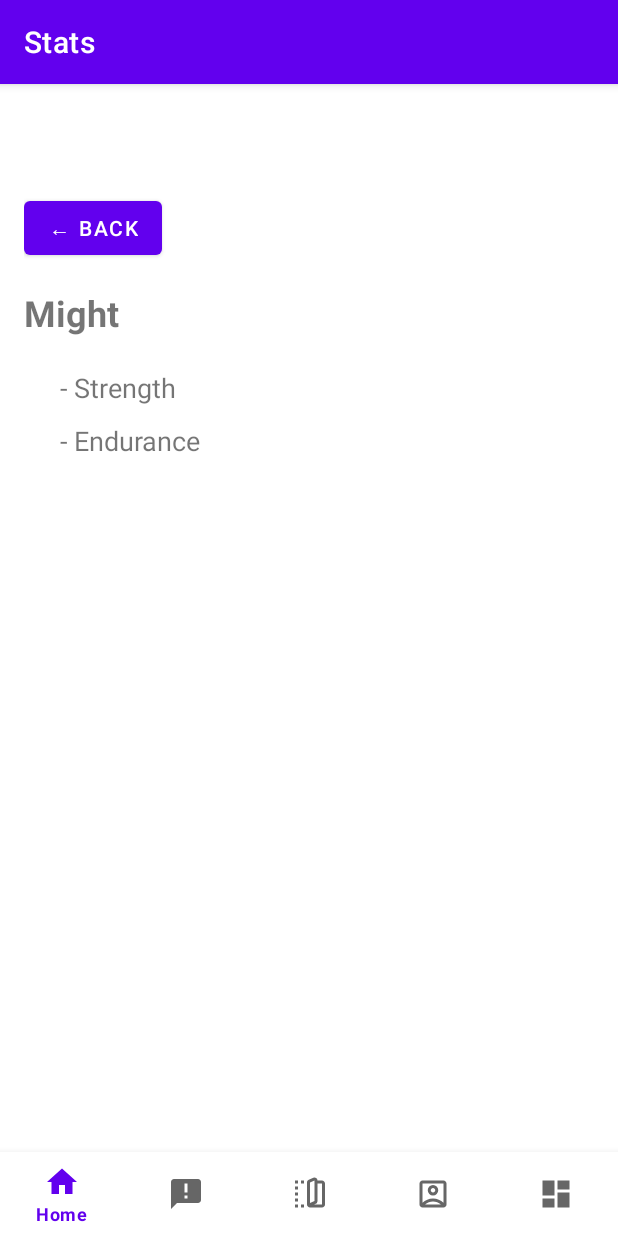
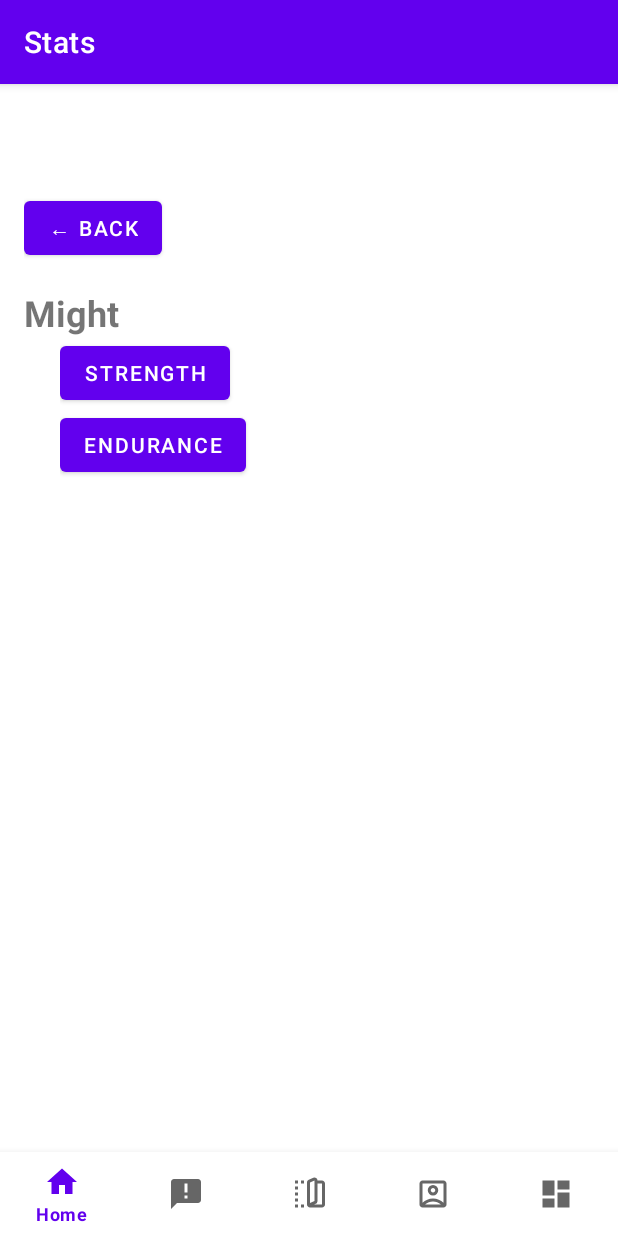
Before and after one commit to ErikHaletski/Challenge3-App, an Android app: the StatspageFragment screen opened through its navigation route, after a tap on "MIGHT", on a phone screen of 412 x 824 dp. Run offline under Robolectric (Android 15) with nearby library versions, the phone set to English and light mode, and no system bars; our stand-ins replace navigation-ui.

Commit message:
updated statspage logic

```diff
--- a/app/src/main/java/de/challenge3/questapp/ui/stats/StatspageFragment.kt
+++ b/app/src/main/java/de/challenge3/questapp/ui/stats/StatspageFragment.kt
@@ -11,61 +11,98 @@ import android.widget.TextView
 import androidx.fragment.app.Fragment
 import de.challenge3.questapp.R
 
-
 class StatspageFragment : Fragment() {
 
     private lateinit var statsGrid: GridLayout
     private lateinit var detailView: LinearLayout
     private lateinit var textMainStat: TextView
-    private lateinit var substatsContainer: LinearLayout
 
-    override fun onCreateView(inflater: LayoutInflater,
-                              container: ViewGroup?,
-                              savedInstanceState: Bundle?
+    private lateinit var mightSubstats: LinearLayout
+    private lateinit var mindSubstats: LinearLayout
+    private lateinit var heartSubstats: LinearLayout
+    private lateinit var spiritSubstats: LinearLayout
+
+    override fun onCreateView(
+        inflater: LayoutInflater,
+        container: ViewGroup?,
+        savedInstanceState: Bundle?
     ): View? {
         val view = inflater.inflate(R.layout.fragment_statspage, container, false)
 
         statsGrid = view.findViewById(R.id.statsGrid)
         detailView = view.findViewById(R.id.detailView)
         textMainStat = view.findViewById(R.id.textMainStat)
-        substatsContainer = view.findViewById(R.id.substatsContainer)
 
+        mightSubstats = view.findViewById(R.id.mightSubstats)
+        mindSubstats = view.findViewById(R.id.mindSubstats)
+        heartSubstats = view.findViewById(R.id.heartSubstats)
+        spiritSubstats = view.findViewById(R.id.spiritSubstats)
+
+        // Main stat buttons
+        view.findViewById<Button>(R.id.buttonMight).setOnClickListener {
+            showSubstats("Might")
+        }
+        view.findViewById<Button>(R.id.buttonMind).setOnClickListener {
+            showSubstats("Mind")
+        }
+        view.findViewById<Button>(R.id.buttonHeart).setOnClickListener {
+            showSubstats("Heart")
+        }
+        view.findViewById<Button>(R.id.buttonSpirit).setOnClickListener {
+            showSubstats("Spirit")
+        }
+
+        // Back button
         view.findViewById<Button>(R.id.buttonBack).setOnClickListener {
             showMainStats()
         }
 
-        view.findViewById<Button>(R.id.buttonMight).setOnClickListener {
-            showSubstats("Might", listOf("Strength", "Endurance"))
+        // Substat buttons (optional: replace with your own logic)
+        view.findViewById<Button>(R.id.buttonStrength).setOnClickListener {
+            showSubstats("Strength")
         }
-
-        view.findViewById<Button>(R.id.buttonMind).setOnClickListener {
-            showSubstats("Mind", listOf("Intelligence", "Wisdom"))
+        view.findViewById<Button>(R.id.buttonEndurance).setOnClickListener {
+            showSubstats("Endurance")
         }
-
-        view.findViewById<Button>(R.id.buttonHeart).setOnClickListener {
-            showSubstats("Heart", listOf("Compassion", "Charisma"))
+        view.findViewById<Button>(R.id.buttonIntelligence).setOnClickListener {
+            showSubstats("Intelligence")
         }
-
-        view.findViewById<Button>(R.id.buttonSpirit).setOnClickListener {
-            showSubstats("Spirit", listOf("Willpower", "Resilience"))
+        view.findViewById<Button>(R.id.buttonWisdom).setOnClickListener {
+            showSubstats("Wisdom")
+        }
+        view.findViewById<Button>(R.id.buttonCompassion).setOnClickListener {
+            showSubstats("Compassion")
+        }
+        view.findViewById<Button>(R.id.buttonCharisma).setOnClickListener {
+            showSubstats("Charisma")
+        }
+        view.findViewById<Button>(R.id.buttonWillpower).setOnClickListener {
+            showSubstats("Willpower")
+        }
+        view.findViewById<Button>(R.id.buttonResilience).setOnClickListener {
+            showSubstats("Resilience")
         }
 
         return view
     }
 
-    private fun showSubstats(statName: String, substats: List<String>) {
+    private fun showSubstats(statName: String) {
         statsGrid.visibility = View.GONE
         detailView.visibility = View.VISIBLE
+        textMainStat.text = statName
 
-        textMainStat.text = statName
-        substatsContainer.removeAllViews()
+        // Hide all substat groups
+        mightSubstats.visibility = View.GONE
+        mindSubstats.visibility = View.GONE
+        heartSubstats.visibility = View.GONE
+        spiritSubstats.visibility = View.GONE
 
-        for (sub in substats) {
-            val subText = TextView(requireContext())
-            subText.text = "- $sub"
-            subText.textSize = 18f
-            subText.setPadding(0, 8, 0, 8)
-            substatsContainer.addView(subText)
+        // Show only the relevant one
+        when (statName) {
+            "Might" -> mightSubstats.visibility = View.VISIBLE
+            "Mind" -> mindSubstats.visibility = View.VISIBLE
+            "Heart" -> heartSubstats.visibility = View.VISIBLE
+            "Spirit" -> spiritSubstats.visibility = View.VISIBLE
         }
     }
 
@@ -74,62 +111,3 @@ class StatspageFragment : Fragment() {
         statsGrid.visibility = View.VISIBLE
     }
 }
-
-/*
-class StatspageFragment : Fragment() {
-
-    private var _binding: FragmentStatspageBinding? = null
-
-    // This property is only valid between onCreateView and
-    // onDestroyView.
-    private val binding get() = _binding!!
-
-    override fun onCreateView(
-        inflater: LayoutInflater,
-        container: ViewGroup?,
-        savedInstanceState: Bundle?
-    ): View {
-        val homeViewModel =
-            ViewModelProvider(this).get(StatspageViewModel::class.java)
-
-        _binding = FragmentStatspageBinding.inflate(inflater, container, false)
-        val root: View = binding.root
-
-        val mightStat = binding.mightStat
-        val mightSubstats = binding.mightSubstats
-        val mindStat = binding.mindStat
-        val mindSubstats = binding.mindSubstats
-
-        mightStat.setOnClickListener {
-            toggleVisibility(mightSubstats)
-        }
-
-        mindStat.setOnClickListener {
-            toggleVisibility(mindSubstats)
-        }
-
-
-
-        /*
-                val textView: TextView = binding.textStatspage
-                homeViewModel.text.observe(viewLifecycleOwner) {
-                    textView.text = it
-                }
-
-                binding.Mind.setOnClickListener {
-                    textView.text = "test click mind"
-                }
-        */
-        return root
-    }
-
-    override fun onDestroyView() {
-        super.onDestroyView()
-        _binding = null
-    }
-
-    private fun toggleVisibility(view: View) {
-        view.visibility = if (view.visibility == View.VISIBLE) View.GONE else View.VISIBLE
-    }
-}
-*/
--- a/app/src/main/res/layout/fragment_statspage.xml
+++ b/app/src/main/res/layout/fragment_statspage.xml
@@ -79,18 +79,95 @@
                     android:textStyle="bold" />
 
                 <LinearLayout
-                    android:id="@+id/substatsContainer"
+                    android:id="@+id/mightSubstats"
                     android:layout_width="match_parent"
                     android:layout_height="wrap_content"
-                    android:layout_marginTop="16dp"
                     android:orientation="vertical"
+                    android:visibility="gone"
                     android:paddingStart="24dp">
+
+                    <Button
+                        android:id="@+id/buttonStrength"
+                        android:layout_width="wrap_content"
+                        android:layout_height="wrap_content"
+                        android:text="Strength" />
+
+                    <Button
+                        android:id="@+id/buttonEndurance"
+                        android:layout_width="wrap_content"
+                        android:layout_height="wrap_content"
+                        android:text="Endurance" />
+                </LinearLayout>
+
+
+                <LinearLayout
+                    android:id="@+id/mindSubstats"
+                    android:layout_width="match_parent"
+                    android:layout_height="wrap_content"
+                    android:orientation="vertical"
+                    android:visibility="gone"
+                    android:paddingStart="24dp">
+
+                    <Button
+                        android:id="@+id/buttonIntelligence"
+                        android:layout_width="wrap_content"
+                        android:layout_height="wrap_content"
+                        android:text="Intelligence" />
+
+                    <Button
+                        android:id="@+id/buttonWisdom"
+                        android:layout_width="wrap_content"
+                        android:layout_height="wrap_content"
+                        android:text="Wisdom" />
+                </LinearLayout>
+
+
+                <LinearLayout
+                    android:id="@+id/spiritSubstats"
+                    android:layout_width="match_parent"
+                    android:layout_height="wrap_content"
+                    android:orientation="vertical"
+                    android:visibility="gone"
+                    android:paddingStart="24dp">
+
+                    <Button
+                        android:id="@+id/buttonWillpower"
+                        android:layout_width="wrap_content"
+                        android:layout_height="wrap_content"
+                        android:text="Willpower" />
+
+                    <Button
+                        android:id="@+id/buttonResilience"
+                        android:layout_width="wrap_content"
+                        android:layout_height="wrap_content"
+                        android:text="Resilience" />
+                </LinearLayout>
+
+
+                <LinearLayout
+                    android:id="@+id/heartSubstats"
+                    android:layout_width="match_parent"
+                    android:layout_height="wrap_content"
+                    android:orientation="vertical"
+                    android:visibility="gone"
+                    android:paddingStart="24dp">
+
+                    <Button
+                        android:id="@+id/buttonCompassion"
+                        android:layout_width="wrap_content"
+                        android:layout_height="wrap_content"
+                        android:text="Compassion" />
+
+                    <Button
+                        android:id="@+id/buttonCharisma"
+                        android:layout_width="wrap_content"
+                        android:layout_height="wrap_content"
+                        android:text="Charisma" />
+                </LinearLayout>
 
                     <!-- Dynamically add substat TextViews here -->
                 </LinearLayout>
             </LinearLayout>
-
-        </LinearLayout>
     </ScrollView>
 
     <!--
```
Also changed, not shown: 606 other files.
